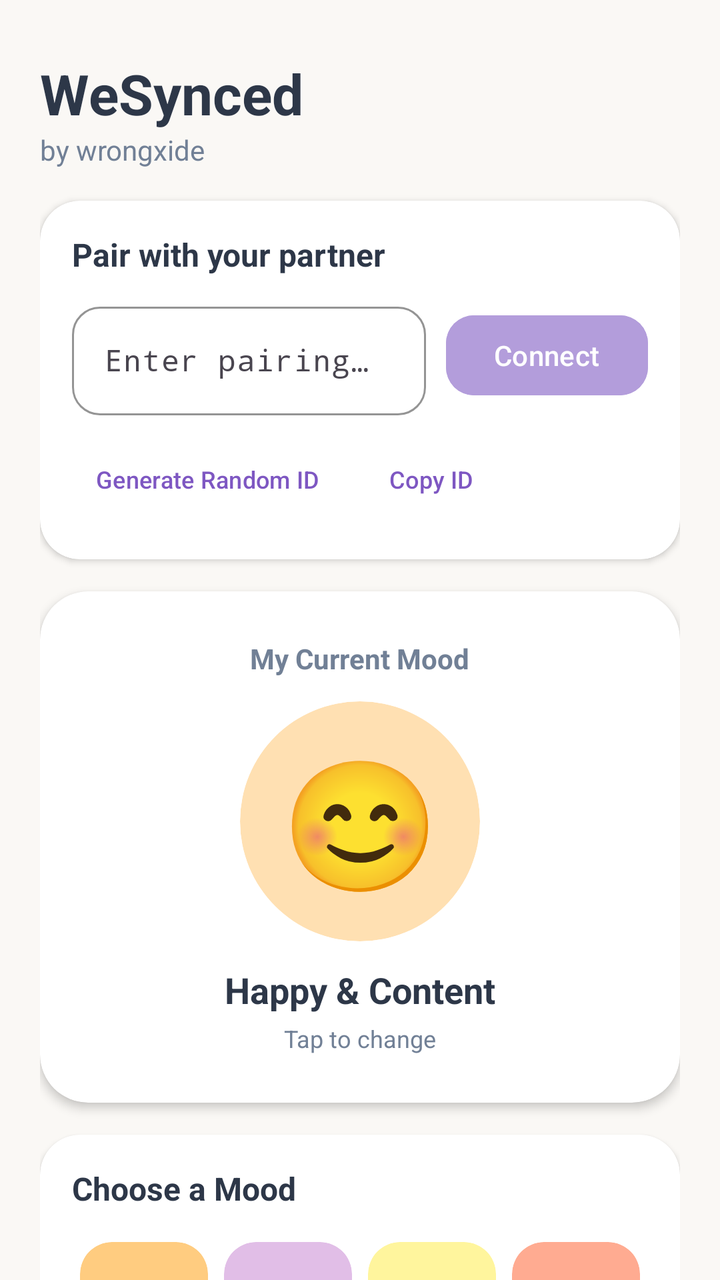
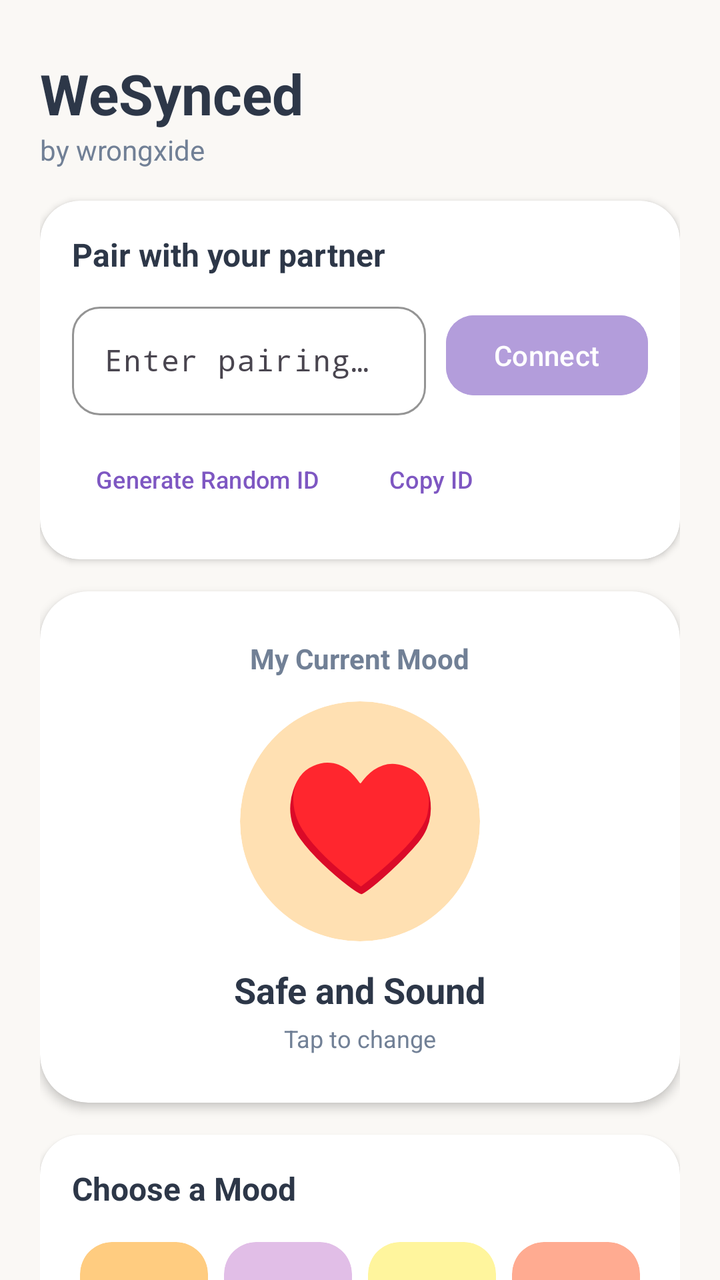

Screens rendered from an Android XML layout before and after an edit, with the pre-edit source and the edit as a unified diff.
<!-- AndroidManifest.xml: application theme Theme.WeSynced -->
<!-- res/layout/activity_main.xml -->
<?xml version="1.0" encoding="utf-8"?>
<androidx.coordinatorlayout.widget.CoordinatorLayout xmlns:android="http://schemas.android.com/apk/res/android"
    xmlns:app="http://schemas.android.com/apk/res-auto"
    xmlns:tools="http://schemas.android.com/tools"
    android:layout_width="match_parent"
    android:layout_height="match_parent"
    android:background="@color/pastel_background"
    tools:context=".MainActivity">

    <androidx.core.widget.NestedScrollView
        android:layout_width="match_parent"
        android:layout_height="match_parent"
        android:fillViewport="true">

        <LinearLayout
            android:layout_width="match_parent"
            android:layout_height="wrap_content"
            android:orientation="vertical"
            android:padding="20dp">

            
            <LinearLayout
                android:layout_width="match_parent"
                android:layout_height="wrap_content"
                android:orientation="horizontal"
                android:gravity="center_vertical"
                android:layout_marginTop="8dp"
                android:layout_marginBottom="16dp">

                <LinearLayout
                    android:layout_width="0dp"
                    android:layout_height="wrap_content"
                    android:layout_weight="1"
                    android:orientation="vertical">

                    <TextView
                        android:layout_width="wrap_content"
                        android:layout_height="wrap_content"
                        android:text="@string/app_name"
                        android:textSize="28sp"
                        android:textStyle="bold"
                        android:textColor="@color/text_primary" />

                    <TextView
                        android:layout_width="wrap_content"
                        android:layout_height="wrap_content"
                        android:text="@string/app_tagline"
                        android:textSize="14sp"
                        android:textColor="@color/text_secondary" />
                </LinearLayout>

                
                <com.google.android.material.card.MaterialCardView
                    android:id="@+id/cardConnectionBadge"
                    android:layout_width="wrap_content"
                    android:layout_height="wrap_content"
                    android:visibility="gone"
                    app:cardCornerRadius="14dp"
                    app:cardBackgroundColor="@color/pastel_mint"
                    app:strokeWidth="0dp"
                    tools:visibility="visible">

                    <TextView
                        android:id="@+id/tvConnectionBadge"
                        android:layout_width="wrap_content"
                        android:layout_height="wrap_content"
                        android:paddingStart="12dp"
                        android:paddingEnd="12dp"
                        android:paddingTop="6dp"
                        android:paddingBottom="6dp"
                        android:text="Synced"
                        android:textSize="12sp"
                        android:textStyle="bold"
                        android:textColor="@color/mint_dark" />
                </com.google.android.material.card.MaterialCardView>
            </LinearLayout>

            
            <com.google.android.material.card.MaterialCardView
                android:id="@+id/cardPairing"
                android:layout_width="match_parent"
                android:layout_height="wrap_content"
                android:layout_marginBottom="16dp"
                app:cardCornerRadius="20dp"
                app:cardElevation="2dp"
                app:cardBackgroundColor="@color/card_surface"
                app:strokeWidth="0dp">

                <LinearLayout
                    android:layout_width="match_parent"
                    android:layout_height="wrap_content"
                    android:orientation="vertical"
                    android:padding="16dp">

                    <TextView
                        android:layout_width="wrap_content"
                        android:layout_height="wrap_content"
                        android:text="@string/pairing_title"
                        android:textSize="16sp"
                        android:textStyle="bold"
                        android:textColor="@color/text_primary"
                        android:layout_marginBottom="10dp" />

                    <LinearLayout
                        android:layout_width="match_parent"
                        android:layout_height="wrap_content"
                        android:orientation="horizontal"
                        android:gravity="center_vertical">

                        <com.google.android.material.textfield.TextInputLayout
                            android:id="@+id/tilPairingId"
                            style="@style/Widget.Material3.TextInputLayout.OutlinedBox"
                            android:layout_width="0dp"
                            android:layout_height="wrap_content"
                            android:layout_weight="1"
                            android:hint="@string/hint_pairing_id"
                            app:boxCornerRadiusTopStart="14dp"
                            app:boxCornerRadiusTopEnd="14dp"
                            app:boxCornerRadiusBottomStart="14dp"
                            app:boxCornerRadiusBottomEnd="14dp"
                            app:boxStrokeColor="@color/pastel_purple">

                            <com.google.android.material.textfield.TextInputEditText
                                android:id="@+id/etPairingId"
                                android:layout_width="match_parent"
                                android:layout_height="wrap_content"
                                android:inputType="textCapCharacters"
                                android:maxLength="16"
                                android:fontFamily="monospace"
                                android:textSize="15sp" />
                        </com.google.android.material.textfield.TextInputLayout>

                        <com.google.android.material.button.MaterialButton
                            android:id="@+id/btnConnect"
                            style="@style/Widget.Material3.Button"
                            android:layout_width="wrap_content"
                            android:layout_height="wrap_content"
                            android:layout_marginStart="10dp"
                            android:text="@string/btn_connect"
                            android:backgroundTint="@color/pastel_purple"
                            android:textColor="@android:color/white"
                            app:cornerRadius="14dp" />
                    </LinearLayout>

                    
                    <LinearLayout
                        android:layout_width="match_parent"
                        android:layout_height="wrap_content"
                        android:orientation="horizontal"
                        android:layout_marginTop="8dp">

                        <com.google.android.material.button.MaterialButton
                            android:id="@+id/btnGenerateId"
                            style="@style/Widget.Material3.Button.TextButton"
                            android:layout_width="wrap_content"
                            android:layout_height="wrap_content"
                            android:text="@string/btn_generate_random"
                            android:textSize="12sp"
                            android:textColor="@color/pastel_purple_dark" />

                        <com.google.android.material.button.MaterialButton
                            android:id="@+id/btnCopyId"
                            style="@style/Widget.Material3.Button.TextButton"
                            android:layout_width="wrap_content"
                            android:layout_height="wrap_content"
                            android:text="@string/btn_copy_id"
                            android:textSize="12sp"
                            android:textColor="@color/pastel_purple_dark" />
                    </LinearLayout>
                </LinearLayout>
            </com.google.android.material.card.MaterialCardView>

            
            <com.google.android.material.card.MaterialCardView
                android:id="@+id/cardLivePreviewContainer"
                android:layout_width="match_parent"
                android:layout_height="wrap_content"
                android:layout_marginBottom="16dp"
                app:cardCornerRadius="24dp"
                app:cardElevation="3dp"
                app:cardBackgroundColor="@color/card_surface"
                app:strokeWidth="0dp">

                <LinearLayout
                    android:layout_width="match_parent"
                    android:layout_height="wrap_content"
                    android:orientation="vertical"
                    android:gravity="center"
                    android:padding="24dp">

                    <TextView
                        android:layout_width="wrap_content"
                        android:layout_height="wrap_content"
                        android:text="@string/my_current_mood"
                        android:textSize="14sp"
                        android:textStyle="bold"
                        android:textColor="@color/text_secondary"
                        android:layout_marginBottom="12dp" />

                    
                    <com.google.android.material.card.MaterialCardView
                        android:layout_width="120dp"
                        android:layout_height="120dp"
                        app:cardCornerRadius="60dp"
                        app:cardElevation="0dp"
                        app:cardBackgroundColor="@color/pastel_peach_light"
                        app:strokeWidth="0dp">

                        <TextView
                            android:id="@+id/tvLivePreviewEmoji"
                            android:layout_width="match_parent"
                            android:layout_height="match_parent"
                            android:gravity="center"
                            android:text="😊"
                            android:textSize="64sp" />
                    </com.google.android.material.card.MaterialCardView>

                    <TextView
                        android:id="@+id/tvLivePreviewLabel"
                        android:layout_width="wrap_content"
                        android:layout_height="wrap_content"
                        android:text="Happy &amp; Content"
                        android:textSize="18sp"
                        android:textStyle="bold"
                        android:textColor="@color/text_primary"
                        android:layout_marginTop="12dp" />

                    <TextView
                        android:layout_width="wrap_content"
                        android:layout_height="wrap_content"
                        android:text="@string/hint_tap_to_change"
                        android:textSize="12sp"
                        android:textColor="@color/text_secondary"
                        android:layout_marginTop="4dp" />
                </LinearLayout>
            </com.google.android.material.card.MaterialCardView>

            
            <com.google.android.material.card.MaterialCardView
                android:id="@+id/cardPartnerStatus"
                android:layout_width="match_parent"
                android:layout_height="wrap_content"
                android:layout_marginBottom="16dp"
                android:visibility="gone"
                app:cardCornerRadius="20dp"
                app:cardElevation="2dp"
                app:cardBackgroundColor="@color/pastel_lavender_light"
                app:strokeWidth="0dp"
                tools:visibility="visible">

                <LinearLayout
                    android:layout_width="match_parent"
                    android:layout_height="wrap_content"
                    android:orientation="horizontal"
                    android:gravity="center_vertical"
                    android:padding="16dp">

                    <TextView
                        android:id="@+id/tvFriendEmoji"
                        android:layout_width="60dp"
                        android:layout_height="60dp"
                        android:gravity="center"
                        android:text="❤️"
                        android:textSize="36sp" />

                    <LinearLayout
                        android:layout_width="0dp"
                        android:layout_height="wrap_content"
                        android:layout_weight="1"
                        android:orientation="vertical"
                        android:layout_marginStart="12dp">

                        <TextView
                            android:layout_width="wrap_content"
                            android:layout_height="wrap_content"
                            android:text="@string/partner_mood_title"
                            android:textSize="15sp"
                            android:textStyle="bold"
                            android:textColor="@color/text_primary" />

                        <TextView
                            android:id="@+id/tvFriendStatus"
                            android:layout_width="wrap_content"
                            android:layout_height="wrap_content"
                            android:text="Sending Love"
                            android:textSize="13sp"
                            android:textColor="@color/text_secondary" />
                    </LinearLayout>

                    <TextView
                        android:layout_width="wrap_content"
                        android:layout_height="wrap_content"
                        android:text="⚡ Live Sync"
                        android:textSize="12sp"
                        android:textStyle="bold"
                        android:textColor="@color/pastel_purple_dark" />
                </LinearLayout>
            </com.google.android.material.card.MaterialCardView>

            
            <com.google.android.material.card.MaterialCardView
                android:layout_width="match_parent"
                android:layout_height="wrap_content"
                android:layout_marginBottom="24dp"
                app:cardCornerRadius="20dp"
                app:cardElevation="2dp"
                app:cardBackgroundColor="@color/card_surface"
                app:strokeWidth="0dp">

                <LinearLayout
                    android:layout_width="match_parent"
                    android:layout_height="wrap_content"
                    android:orientation="vertical"
                    android:padding="16dp">

                    <TextView
                        android:layout_width="wrap_content"
                        android:layout_height="wrap_content"
                        android:text="@string/choose_mood_title"
                        android:textSize="16sp"
                        android:textStyle="bold"
                        android:textColor="@color/text_primary"
                        android:layout_marginBottom="12dp" />

                    
                    <LinearLayout
                        android:layout_width="match_parent"
                        android:layout_height="wrap_content"
                        android:orientation="horizontal"
                        android:weightSum="4"
                        android:layout_marginBottom="8dp">

                        <com.google.android.material.card.MaterialCardView
                            android:id="@+id/btnMoodHappy"
                            android:layout_width="0dp"
                            android:layout_height="72dp"
                            android:layout_weight="1"
                            android:layout_margin="4dp"
                            android:clickable="true"
                            android:focusable="true"
                            app:cardCornerRadius="16dp"
                            app:cardBackgroundColor="@color/pastel_peach_soft"
                            app:strokeWidth="0dp">

                            <TextView
                                android:layout_width="match_parent"
                                android:layout_height="match_parent"
                                android:gravity="center"
                                android:text="😊"
                                android:textSize="32sp" />
                        </com.google.android.material.card.MaterialCardView>

                        <com.google.android.material.card.MaterialCardView
                            android:id="@+id/btnMoodSleepy"
                            android:layout_width="0dp"
                            android:layout_height="72dp"
                            android:layout_weight="1"
                            android:layout_margin="4dp"
                            android:clickable="true"
                            android:focusable="true"
                            app:cardCornerRadius="16dp"
                            app:cardBackgroundColor="@color/pastel_lavender_soft"
                            app:strokeWidth="0dp">

                            <TextView
                                android:layout_width="match_parent"
                                android:layout_height="match_parent"
                                android:gravity="center"
                                android:text="😴"
                                android:textSize="32sp" />
                        </com.google.android.material.card.MaterialCardView>

                        <com.google.android.material.card.MaterialCardView
                            android:id="@+id/btnMoodPopcorn"
                            android:layout_width="0dp"
                            android:layout_height="72dp"
                            android:layout_weight="1"
                            android:layout_margin="4dp"
                            android:clickable="true"
                            android:focusable="true"
                            app:cardCornerRadius="16dp"
                            app:cardBackgroundColor="@color/pastel_butter_soft"
                            app:strokeWidth="0dp">

                            <TextView
                                android:layout_width="match_parent"
                                android:layout_height="match_parent"
                                android:gravity="center"
                                android:text="🍿"
                                android:textSize="32sp" />
                        </com.google.android.material.card.MaterialCardView>

                        <com.google.android.material.card.MaterialCardView
                            android:id="@+id/btnMoodGrumpy"
                            android:layout_width="0dp"
                            android:layout_height="72dp"
                            android:layout_weight="1"
                            android:layout_margin="4dp"
                            android:clickable="true"
                            android:focusable="true"
                            app:cardCornerRadius="16dp"
                            app:cardBackgroundColor="@color/pastel_rose_soft"
                            app:strokeWidth="0dp">

                            <TextView
                                android:layout_width="match_parent"
                                android:layout_height="match_parent"
                                android:gravity="center"
                                android:text="😤"
                                android:textSize="32sp" />
                        </com.google.android.material.card.MaterialCardView>
                    </LinearLayout>

                    
                    <LinearLayout
                        android:layout_width="match_parent"
                        android:layout_height="wrap_content"
                        android:orientation="horizontal"
                        android:weightSum="4">

                        <com.google.android.material.card.MaterialCardView
                            android:id="@+id/btnMoodHeart"
                            android:layout_width="0dp"
                            android:layout_height="72dp"
                            android:layout_weight="1"
                            android:layout_margin="4dp"
                            android:clickable="true"
                            android:focusable="true"
                            app:cardCornerRadius="16dp"
                            app:cardBackgroundColor="@color/pastel_rose_soft"
                            app:strokeWidth="0dp">

                            <TextView
                                android:layout_width="match_parent"
                                android:layout_height="match_parent"
                                android:gravity="center"
                                android:text="❤️"
                                android:textSize="32sp" />
                        </com.google.android.material.card.MaterialCardView>

                        <com.google.android.material.card.MaterialCardView
                            android:id="@+id/btnMoodPartyTada"
                            android:layout_width="0dp"
                            android:layout_height="72dp"
                            android:layout_weight="1"
                            android:layout_margin="4dp"
                            android:clickable="true"
                            android:focusable="true"
                            app:cardCornerRadius="16dp"
                            app:cardBackgroundColor="@color/pastel_mint_soft"
                            app:strokeWidth="0dp">

                            <TextView
                                android:layout_width="match_parent"
                                android:layout_height="match_parent"
                                android:gravity="center"
                                android:text="🎉"
                                android:textSize="32sp" />
                        </com.google.android.material.card.MaterialCardView>

                        <com.google.android.material.card.MaterialCardView
                            android:id="@+id/btnMoodPartyFace"
                            android:layout_width="0dp"
                            android:layout_height="72dp"
                            android:layout_weight="1"
                            android:layout_margin="4dp"
                            android:clickable="true"
                            android:focusable="true"
                            app:cardCornerRadius="16dp"
                            app:cardBackgroundColor="@color/pastel_butter_soft"
                            app:strokeWidth="0dp">

                            <TextView
                                android:layout_width="match_parent"
                                android:layout_height="match_parent"
                                android:gravity="center"
                                android:text="🥳"
                                android:textSize="32sp" />
                        </com.google.android.material.card.MaterialCardView>

                        <com.google.android.material.card.MaterialCardView
                            android:id="@+id/btnMoodCoffee"
                            android:layout_width="0dp"
                            android:layout_height="72dp"
                            android:layout_weight="1"
                            android:layout_margin="4dp"
                            android:clickable="true"
                            android:focusable="true"
                            app:cardCornerRadius="16dp"
                            app:cardBackgroundColor="@color/pastel_brown_soft"
                            app:strokeWidth="0dp">

                            <TextView
                                android:layout_width="match_parent"
                                android:layout_height="match_parent"
                                android:gravity="center"
                                android:text="☕"
                                android:textSize="32sp" />
                        </com.google.android.material.card.MaterialCardView>
                    </LinearLayout>
                </LinearLayout>
            </com.google.android.material.card.MaterialCardView>
        </LinearLayout>
    </androidx.core.widget.NestedScrollView>
</androidx.coordinatorlayout.widget.CoordinatorLayout>
<!-- resources referenced by this layout -->
<resources>
  <color name="card_surface">#FFFFFF</color>
  <color name="mint_dark">#2E7D32</color>
  <color name="pastel_background">#FAF8F5</color>
  <color name="pastel_brown_soft">#D7CCC8</color>
  <color name="pastel_butter_soft">#FFF59D</color>
  <color name="pastel_lavender_light">#F3E5F5</color>
  <color name="pastel_lavender_soft">#E1BEE7</color>
  <color name="pastel_mint">#C8E6C9</color>
  <color name="pastel_mint_soft">#A5D6A7</color>
  <color name="pastel_peach_light">#FFE0B2</color>
  <color name="pastel_peach_soft">#FFCC80</color>
  <color name="pastel_purple">#B39DDB</color>
  <color name="pastel_purple_dark">#7E57C2</color>
  <color name="pastel_rose_soft">#FFAB91</color>
  <color name="text_primary">#2D3748</color>
  <color name="text_secondary">#718096</color>
  <string name="app_name">WeSynced</string>
  <string name="app_tagline">by wrongxide</string>
  <string name="btn_connect">Connect</string>
  <string name="btn_copy_id">Copy ID</string>
  <string name="btn_generate_random">Generate Random ID</string>
  <string name="choose_mood_title">Choose a Mood</string>
  <string name="hint_pairing_id">Enter pairing ID</string>
  <string name="hint_tap_to_change">Tap to change</string>
  <string name="my_current_mood">My Current Mood</string>
  <string name="pairing_title">Pair with your partner</string>
  <string name="partner_mood_title">Partner\'s Mood</string>
  <style name="Theme.WeSynced" parent="Theme.Material3.DayNight.NoActionBar">
          <item name="colorPrimary">@color/pastel_purple</item>
      </style>
</resources>

<!-- the commit's change to res/layout/activity_main.xml (unified diff, before → after) -->
@@ -1,5 +1,6 @@
 <?xml version="1.0" encoding="utf-8"?>
-<androidx.coordinatorlayout.widget.CoordinatorLayout xmlns:android="http://schemas.android.com/apk/res/android"
+<androidx.coordinatorlayout.widget.CoordinatorLayout
+    xmlns:android="http://schemas.android.com/apk/res/android"
     xmlns:app="http://schemas.android.com/apk/res-auto"
     xmlns:tools="http://schemas.android.com/tools"
     android:layout_width="match_parent"
@@ -50,10 +51,23 @@
                 </LinearLayout>
 
                 
+                <com.google.android.material.button.MaterialButton
+                    android:id="@+id/btnDisconnect"
+                    style="@style/Widget.Material3.Button.TextButton"
+                    android:layout_width="wrap_content"
+                    android:layout_height="wrap_content"
+                    android:visibility="gone"
+                    android:text="@string/btn_disconnect"
+                    android:textSize="12sp"
+                    android:textColor="@color/pastel_purple_dark"
+                    tools:visibility="visible" />
+
+                
                 <com.google.android.material.card.MaterialCardView
                     android:id="@+id/cardConnectionBadge"
                     android:layout_width="wrap_content"
                     android:layout_height="wrap_content"
+                    android:layout_marginStart="6dp"
                     android:visibility="gone"
                     app:cardCornerRadius="14dp"
                     app:cardBackgroundColor="@color/pastel_mint"
@@ -167,6 +181,7 @@
                             android:textSize="12sp"
                             android:textColor="@color/pastel_purple_dark" />
                     </LinearLayout>
+
                 </LinearLayout>
             </com.google.android.material.card.MaterialCardView>
 
@@ -211,7 +226,7 @@
                             android:layout_width="match_parent"
                             android:layout_height="match_parent"
                             android:gravity="center"
-                            android:text="😊"
+                            android:text="♥️"
                             android:textSize="64sp" />
                     </com.google.android.material.card.MaterialCardView>
 
@@ -219,7 +234,7 @@
                         android:id="@+id/tvLivePreviewLabel"
                         android:layout_width="wrap_content"
                         android:layout_height="wrap_content"
-                        android:text="Happy &amp; Content"
+                        android:text="Safe and Sound"
                         android:textSize="18sp"
                         android:textStyle="bold"
                         android:textColor="@color/text_primary"
@@ -232,6 +247,7 @@
                         android:textSize="12sp"
                         android:textColor="@color/text_secondary"
                         android:layout_marginTop="4dp" />
+
                 </LinearLayout>
             </com.google.android.material.card.MaterialCardView>
 
@@ -260,7 +276,7 @@
                         android:layout_width="60dp"
                         android:layout_height="60dp"
                         android:gravity="center"
-                        android:text="❤️"
+                        android:text="♥️"
                         android:textSize="36sp" />
 
                     <LinearLayout
@@ -282,7 +298,7 @@
                             android:id="@+id/tvFriendStatus"
                             android:layout_width="wrap_content"
                             android:layout_height="wrap_content"
-                            android:text="Sending Love"
+                            android:text="Safe and Sound"
                             android:textSize="13sp"
                             android:textColor="@color/text_secondary" />
                     </LinearLayout>
@@ -294,6 +310,7 @@
                         android:textSize="12sp"
                         android:textStyle="bold"
                         android:textColor="@color/pastel_purple_dark" />
+
                 </LinearLayout>
             </com.google.android.material.card.MaterialCardView>
 
@@ -346,7 +363,7 @@
                                 android:layout_width="match_parent"
                                 android:layout_height="match_parent"
                                 android:gravity="center"
-                                android:text="😊"
+                                android:text="♥️"
                                 android:textSize="32sp" />
                         </com.google.android.material.card.MaterialCardView>
 
@@ -366,7 +383,7 @@
                                 android:layout_width="match_parent"
                                 android:layout_height="match_parent"
                                 android:gravity="center"
-                                android:text="😴"
+                                android:text="🥺"
                                 android:textSize="32sp" />
                         </com.google.android.material.card.MaterialCardView>
 
@@ -386,7 +403,7 @@
                                 android:layout_width="match_parent"
                                 android:layout_height="match_parent"
                                 android:gravity="center"
-                                android:text="🍿"
+                                android:text="🙄"
                                 android:textSize="32sp" />
                         </com.google.android.material.card.MaterialCardView>
 
@@ -406,7 +423,7 @@
                                 android:layout_width="match_parent"
                                 android:layout_height="match_parent"
                                 android:gravity="center"
-                                android:text="😤"
+                                android:text="😞"
                                 android:textSize="32sp" />
                         </com.google.android.material.card.MaterialCardView>
                     </LinearLayout>
@@ -434,7 +451,7 @@
                                 android:layout_width="match_parent"
                                 android:layout_height="match_parent"
                                 android:gravity="center"
-                                android:text="❤️"
+                                android:text="🫩"
                                 android:textSize="32sp" />
                         </com.google.android.material.card.MaterialCardView>
 
@@ -454,7 +471,7 @@
                                 android:layout_width="match_parent"
                                 android:layout_height="match_parent"
                                 android:gravity="center"
-                                android:text="🎉"
+                                android:text="🫦"
                                 android:textSize="32sp" />
                         </com.google.android.material.card.MaterialCardView>
 
@@ -474,7 +491,7 @@
                                 android:layout_width="match_parent"
                                 android:layout_height="match_parent"
                                 android:gravity="center"
-                                android:text="🥳"
+                                android:text="💀"
                                 android:textSize="32sp" />
                         </com.google.android.material.card.MaterialCardView>
 
@@ -494,12 +511,15 @@
                                 android:layout_width="match_parent"
                                 android:layout_height="match_parent"
                                 android:gravity="center"
-                                android:text="☕"
+                                android:text="😕"
                                 android:textSize="32sp" />
                         </com.google.android.material.card.MaterialCardView>
                     </LinearLayout>
+
                 </LinearLayout>
             </com.google.android.material.card.MaterialCardView>
+
         </LinearLayout>
     </androidx.core.widget.NestedScrollView>
+
 </androidx.coordinatorlayout.widget.CoordinatorLayout>
<!-- resource entries referenced after the edit -->
@@ -20,6 +20,7 @@
   <string name="app_tagline">by wrongxide</string>
   <string name="btn_connect">Connect</string>
   <string name="btn_copy_id">Copy ID</string>
+  <string name="btn_disconnect">Disconnect</string>
   <string name="btn_generate_random">Generate Random ID</string>
   <string name="choose_mood_title">Choose a Mood</string>
   <string name="hint_pairing_id">Enter pairing ID</string>
